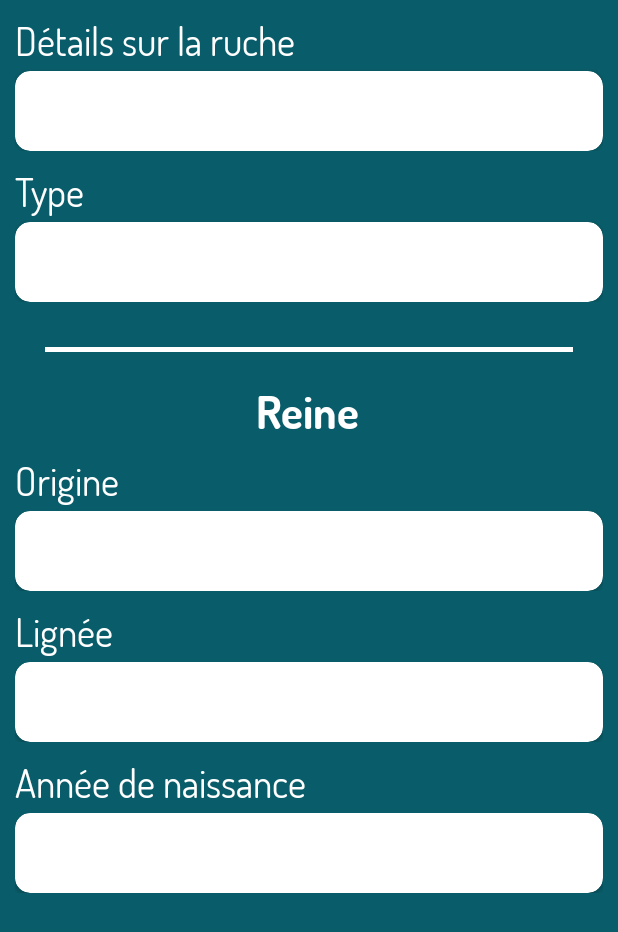
After one commit to Guigz15/Beesness, an Android app: the layout fragment_beehive_details_info.xml on its own in the app's theme, with its tools: preview values and no code run, on a phone screen of 412 x 824 dp. The commit adds this screen. Shown: the top 932 px of the screen. Run offline under Robolectric (Android 15) with nearby library versions, the phone set to English and light mode, and no system bars.

Commit message:
Feat: details and modification of beehive

```diff
--- a/app/src/main/AndroidManifest.xml
+++ b/app/src/main/AndroidManifest.xml
@@ -66,7 +66,7 @@
             android:label="Ajouter un rucher"
             android:theme="@style/Theme.AppCompat.Light" />
         <activity
-            android:name=".controller.AddBeehiveActivity"
+            android:name=".controller.AddUpdateBeehiveActivity"
             android:exported="false"
             android:label="Ajouter une ruche"
             android:theme="@style/Theme.AppCompat.Light" />
--- a/app/src/main/java/com/uqac/beesness/controller/AddBeehiveActivity.java
+++ /dev/null
@@ -1,76 +0,0 @@
-package com.uqac.beesness.controller;
-
-import androidx.appcompat.app.AppCompatActivity;
-
-import android.content.Intent;
-import android.os.Bundle;
-import android.widget.Button;
-import android.widget.EditText;
-import android.widget.Toast;
-
-import com.google.firebase.database.DatabaseReference;
-import com.google.firebase.database.FirebaseDatabase;
-import com.uqac.beesness.MainActivity;
-import com.uqac.beesness.R;
-import com.uqac.beesness.database.DAOBeehives;
-import com.uqac.beesness.model.BeeQueenModel;
-import com.uqac.beesness.model.BeehiveModel;
-import com.uqac.beesness.model.UserModel;
-
-public class AddBeehiveActivity extends AppCompatActivity {
-
-    private EditText beehiveName, beehiveDetails, beehiveType, queenOrigin, queenLine, queenBirthYear;
-    private String idApiary;
-
-    @Override
-    protected void onCreate(Bundle savedInstanceState) {
-        super.onCreate(savedInstanceState);
-        setContentView(R.layout.activity_add_beehive);
-
-        idApiary = getIntent().getStringExtra("idApiary");
-
-        beehiveName = findViewById(R.id.beehiveName);
-        beehiveDetails = findViewById(R.id.beehiveDetails);
-        beehiveType = findViewById(R.id.beehiveType);
-
-        queenOrigin = findViewById(R.id.queenOrigin);
-        queenLine = findViewById(R.id.queenLine);
-        queenBirthYear = findViewById(R.id.queenBirthYear);
-
-        Button saveButton = findViewById(R.id.save_button);
-        saveButton.setOnClickListener(v -> saveBeehive());
-    }
-
-    private void saveBeehive() {
-        String beehiveNameText = beehiveName.getText().toString();
-        String beehiveDetailsText = beehiveDetails.getText().toString();
-        String beehiveTypeText = beehiveType.getText().toString();
-
-        String queenOriginText = queenOrigin.getText().toString();
-        String queenLineText = queenLine.getText().toString();
-        String queenBirthYearText = queenBirthYear.getText().toString();
-
-        if (beehiveNameText.isEmpty()) {
-            beehiveName.setError("Veuillez entrer un nom de ruche");
-            beehiveName.requestFocus();
-        }
-
-        if (!beehiveNameText.isEmpty()) {
-            DAOBeehives daoBeehives = new DAOBeehives();
-            String idBeehive = daoBeehives.getKey();
-
-            BeeQueenModel queen = new BeeQueenModel(queenOriginText, queenLineText, queenBirthYearText);
-            BeehiveModel beehive = new BeehiveModel(idBeehive, beehiveNameText, beehiveTypeText, beehiveDetailsText, idApiary, queen);
-
-            assert idBeehive != null;
-            daoBeehives.add(beehive).addOnCompleteListener(task -> {
-                if (task.isSuccessful()) {
-                    Toast.makeText(this, "Ruche ajoutée", Toast.LENGTH_LONG).show();
-                    finish();
-                } else {
-                    Toast.makeText(this, "Erreur lors de l'ajout de la ruche", Toast.LENGTH_LONG).show();
-                }
-            });
-        }
-    }
-}
--- /dev/null
+++ b/app/src/main/java/com/uqac/beesness/controller/AddUpdateBeehiveActivity.java
@@ -0,0 +1,119 @@
+package com.uqac.beesness.controller;
+
+import androidx.annotation.NonNull;
+import androidx.appcompat.app.AppCompatActivity;
+
+import android.os.Bundle;
+import android.widget.Button;
+import android.widget.EditText;
+import android.widget.Toast;
+
+import com.google.firebase.database.DataSnapshot;
+import com.google.firebase.database.DatabaseError;
+import com.google.firebase.database.ValueEventListener;
+import com.uqac.beesness.R;
+import com.uqac.beesness.database.DAOBeehives;
+import com.uqac.beesness.model.BeeQueenModel;
+import com.uqac.beesness.model.BeehiveModel;
+
+import java.util.HashMap;
+
+public class AddUpdateBeehiveActivity extends AppCompatActivity {
+
+    private EditText beehiveName, beehiveDetails, beehiveType, queenOrigin, queenLine, queenBirthYear;
+    private String idApiary;
+    private DAOBeehives daoBeehives;
+
+    @Override
+    protected void onCreate(Bundle savedInstanceState) {
+        super.onCreate(savedInstanceState);
+        setContentView(R.layout.activity_add_beehive);
+
+        idApiary = getIntent().getStringExtra("idApiary");
+
+        beehiveName = findViewById(R.id.beehiveName);
+        beehiveDetails = findViewById(R.id.beehiveDetails);
+        beehiveType = findViewById(R.id.beehiveType);
+
+        queenOrigin = findViewById(R.id.queenOrigin);
+        queenLine = findViewById(R.id.queenLine);
+        queenBirthYear = findViewById(R.id.queenBirthYear);
+
+        Button saveButton = findViewById(R.id.save_button);
+        saveButton.setOnClickListener(v -> saveBeehive());
+
+        daoBeehives = new DAOBeehives();
+
+        if (getIntent().getStringExtra("idBeehive") != null) {
+            setTitle("Modifier la ruche");
+            String idBeehive = getIntent().getStringExtra("idBeehive");
+            daoBeehives.find(idBeehive).addValueEventListener(new ValueEventListener() {
+                @Override
+                public void onDataChange(@NonNull DataSnapshot snapshot) {
+                    BeehiveModel beehive = snapshot.getChildren().iterator().next().getValue(BeehiveModel.class);
+                    assert beehive != null;
+                    beehiveName.setText(beehive.getName());
+                    beehiveDetails.setText(beehive.getDetails());
+                    beehiveType.setText(beehive.getType());
+                    queenOrigin.setText(beehive.getBeeQueen().getOrigin());
+                    queenLine.setText(beehive.getBeeQueen().getBloodline());
+                    queenBirthYear.setText(String.valueOf(beehive.getBeeQueen().getBirthYear()));
+                }
+
+                @Override
+                public void onCancelled(@NonNull DatabaseError error) {
+                }
+            });
+        }
+    }
+
+    private void saveBeehive() {
+        String beehiveNameText = beehiveName.getText().toString();
+        String beehiveDetailsText = beehiveDetails.getText().toString();
+        String beehiveTypeText = beehiveType.getText().toString();
+
+        String queenOriginText = queenOrigin.getText().toString();
+        String queenLineText = queenLine.getText().toString();
+        String queenBirthYearText = queenBirthYear.getText().toString();
+
+        if (beehiveNameText.isEmpty()) {
+            beehiveName.setError("Veuillez entrer un nom de ruche");
+            beehiveName.requestFocus();
+        }
+
+        if (!beehiveNameText.isEmpty()) {
+            if (getIntent().getStringExtra("idBeehive") == null) {
+                String idBeehive = daoBeehives.getKey();
+                assert idBeehive != null;
+                BeeQueenModel queen = new BeeQueenModel(queenOriginText, queenLineText, queenBirthYearText);
+                BeehiveModel beehive = new BeehiveModel(idBeehive, beehiveNameText, beehiveTypeText, beehiveDetailsText, idApiary, queen);
+                daoBeehives.add(beehive).addOnCompleteListener(task -> {
+                    if (task.isSuccessful()) {
+                        Toast.makeText(this, "Ruche ajoutée", Toast.LENGTH_LONG).show();
+                        finish();
+                    } else {
+                        Toast.makeText(this, "Erreur lors de l'ajout de la ruche", Toast.LENGTH_LONG).show();
+                    }
+                });
+            } else {
+                String idBeehive = getIntent().getStringExtra("idBeehive");
+                assert idBeehive != null;
+                HashMap<String, Object> beehiveUpdateMap = new HashMap<>();
+                beehiveUpdateMap.put("name", beehiveNameText);
+                beehiveUpdateMap.put("details", beehiveDetailsText);
+                beehiveUpdateMap.put("type", beehiveTypeText);
+                beehiveUpdateMap.put("beeQueen/origin", queenOriginText);
+                beehiveUpdateMap.put("beeQueen/bloodline", queenLineText);
+                beehiveUpdateMap.put("beeQueen/birthYear", queenBirthYearText);
+                daoBeehives.update(idBeehive, beehiveUpdateMap).addOnCompleteListener(task -> {
+                    if (task.isSuccessful()) {
+                        Toast.makeText(this, "Ruche modifiée", Toast.LENGTH_LONG).show();
+                        finish();
+                    } else {
+                        Toast.makeText(this, "Erreur lors de la modification de la ruche", Toast.LENGTH_LONG).show();
+                    }
+                });
+            }
+        }
+    }
+}
--- a/app/src/main/java/com/uqac/beesness/controller/ApiaryDetailsMainFragment.java
+++ b/app/src/main/java/com/uqac/beesness/controller/ApiaryDetailsMainFragment.java
@@ -12,20 +12,14 @@ import android.view.LayoutInflater;
 import android.view.View;
 import android.view.ViewGroup;
 import android.widget.ImageButton;
-import android.widget.Toast;
 
 import com.firebase.ui.database.FirebaseRecyclerOptions;
-import com.google.firebase.database.DataSnapshot;
-import com.google.firebase.database.DatabaseError;
 import com.google.firebase.database.DatabaseReference;
 import com.google.firebase.database.FirebaseDatabase;
 import com.google.firebase.database.Query;
-import com.google.firebase.database.ValueEventListener;
 import com.uqac.beesness.R;
 import com.uqac.beesness.databinding.FragmentApiaryDetailsMainBinding;
 import com.uqac.beesness.model.BeehiveModel;
-
-import java.util.Objects;
 
 public class ApiaryDetailsMainFragment extends Fragment {
 
@@ -42,7 +36,7 @@ public class ApiaryDetailsMainFragment extends Fragment {
 
         addBeehiveButton = binding.imageButton;
         addBeehiveButton.setOnClickListener(v -> {
-            Intent intent = new Intent(getActivity(), AddBeehiveActivity.class);
+            Intent intent = new Intent(getActivity(), AddUpdateBeehiveActivity.class);
             intent.putExtra("idApiary", idApiary);
             startActivity(intent);
         });
--- a/app/src/main/java/com/uqac/beesness/controller/BeehiveDetailsActivity.java
+++ b/app/src/main/java/com/uqac/beesness/controller/BeehiveDetailsActivity.java
@@ -5,6 +5,7 @@ import androidx.appcompat.app.AppCompatActivity;
 import androidx.fragment.app.FragmentManager;
 import androidx.fragment.app.FragmentTransaction;
 
+import android.content.Intent;
 import android.os.Bundle;
 import android.widget.ImageButton;
 import android.widget.TextView;
@@ -14,13 +15,14 @@ import com.google.firebase.database.DatabaseError;
 import com.google.firebase.database.ValueEventListener;
 import com.uqac.beesness.R;
 import com.uqac.beesness.database.DAOBeehives;
+import com.uqac.beesness.model.BeeQueenModel;
 import com.uqac.beesness.model.BeehiveModel;
 
 public class BeehiveDetailsActivity extends AppCompatActivity {
 
     private String idBeehive;
     private TextView beehiveNameTextView;
-    private ImageButton infoButton;
+    private ImageButton infoButton, editButton;
 
     @Override
     protected void onCreate(Bundle savedInstanceState) {
@@ -28,6 +30,7 @@ public class BeehiveDetailsActivity extends AppCompatActivity {
         setContentView(R.layout.activity_beehive_details);
 
         beehiveNameTextView = findViewById(R.id.title_text);
+        infoButton = findViewById(R.id.informations);
 
         idBeehive = getIntent().getStringExtra("idBeehive");
         DAOBeehives daoBeehives = new DAOBeehives();
@@ -43,8 +46,7 @@ public class BeehiveDetailsActivity extends AppCompatActivity {
             public void onCancelled(@NonNull DatabaseError error) { }
         });
 
-        infoButton = findViewById(R.id.informations);
-        /*infoButton.setOnClickListener(v -> {
+        infoButton.setOnClickListener(v -> {
             FragmentManager fragmentManager = getSupportFragmentManager();
             FragmentTransaction fragmentTransaction = getSupportFragmentManager().beginTransaction();
             fragmentTransaction.setTransition(FragmentTransaction.TRANSIT_FRAGMENT_FADE);
@@ -52,13 +54,20 @@ public class BeehiveDetailsActivity extends AppCompatActivity {
             BeehiveDetailsMainFragment beehiveDetailsMainFragment = (BeehiveDetailsMainFragment) fragmentManager.findFragmentByTag("main");
             if (beehiveDetailsMainFragment != null && beehiveDetailsMainFragment.isVisible()) {
                 infoButton.setImageResource(R.drawable.ic_baseline_info_48);
-                fragmentTransaction.replace(R.id.fragment_container, new BeehiveDetailsInformationsFragment(), "informations");
+                fragmentTransaction.replace(R.id.fragment_container, new BeehiveDetailsInfoFragment(), "informations");
             } else {
                 infoButton.setImageResource(R.drawable.ic_outline_info_48);
                 fragmentTransaction.replace(R.id.fragment_container, new BeehiveDetailsMainFragment(), "main");
             }
             fragmentTransaction.commit();
-        });*/
+        });
+
+        editButton = findViewById(R.id.edit_button);
+        editButton.setOnClickListener(v -> {
+            Intent intent = new Intent(this, AddUpdateBeehiveActivity.class);
+            intent.putExtra("idBeehive", idBeehive);
+            startActivity(intent);
+        });
     }
 
     public String getIdBeehive() {
--- /dev/null
+++ b/app/src/main/java/com/uqac/beesness/controller/BeehiveDetailsInfoFragment.java
@@ -0,0 +1,41 @@
+package com.uqac.beesness.controller;
+
+import android.os.Bundle;
+import android.view.LayoutInflater;
+import android.view.View;
+import android.view.ViewGroup;
+
+import androidx.annotation.NonNull;
+import androidx.fragment.app.Fragment;
+
+import com.google.firebase.database.DatabaseReference;
+import com.google.firebase.database.FirebaseDatabase;
+import com.uqac.beesness.databinding.FragmentBeehiveDetailsInfoBinding;
+
+import java.util.Objects;
+
+public class BeehiveDetailsInfoFragment extends Fragment {
+
+    private FragmentBeehiveDetailsInfoBinding binding;
+
+    @Override
+    public View onCreateView(@NonNull LayoutInflater inflater, ViewGroup container, Bundle savedInstanceState) {
+        binding = FragmentBeehiveDetailsInfoBinding.inflate(inflater, container, false);
+        View root = binding.getRoot();
+
+        String idBeehive = ((BeehiveDetailsActivity) requireActivity()).getIdBeehive();
+
+        DatabaseReference beehivesRef = FirebaseDatabase.getInstance().getReference("Beehives");
+        beehivesRef.child(idBeehive).get().addOnCompleteListener(task -> {
+            if (task.isSuccessful()) {
+                binding.beehiveDetailsText.setText(Objects.requireNonNull(task.getResult().child("details").getValue()).toString());
+                binding.beehiveTypeText.setText(Objects.requireNonNull(task.getResult().child("type").getValue()).toString());
+                binding.queenOriginText.setText(Objects.requireNonNull(task.getResult().child("beeQueen").child("origin").getValue()).toString());
+                binding.ligneText.setText(Objects.requireNonNull(task.getResult().child("beeQueen").child("bloodline").getValue()).toString());
+                binding.queenYearText.setText(Objects.requireNonNull(task.getResult().child("beeQueen").child("birthYear").getValue()).toString());
+            }
+        });
+
+        return root;
+    }
+}
--- a/app/src/main/java/com/uqac/beesness/model/BeeQueenModel.java
+++ b/app/src/main/java/com/uqac/beesness/model/BeeQueenModel.java
@@ -26,4 +26,8 @@ public class BeeQueenModel {
     public String getBloodline() { return bloodline; }
 
     public void setBloodline(String bloodline) { this.bloodline = bloodline; }
+
+    public boolean isEmpty() {
+        return birthYear.isEmpty() && origin.isEmpty() && bloodline.isEmpty();
+    }
 }
--- a/app/src/main/res/layout/activity_add_beehive.xml
+++ b/app/src/main/res/layout/activity_add_beehive.xml
@@ -5,7 +5,7 @@
     android:layout_width="match_parent"
     android:layout_height="match_parent"
     android:background="@color/main_blue"
-    tools:context=".controller.AddBeehiveActivity">
+    tools:context=".controller.AddUpdateBeehiveActivity">
 
     <LinearLayout
         android:id="@+id/linearLayout"
--- /dev/null
+++ b/app/src/main/res/layout/fragment_beehive_details_info.xml
@@ -0,0 +1,226 @@
+<?xml version="1.0" encoding="utf-8"?>
+<androidx.constraintlayout.widget.ConstraintLayout xmlns:android="http://schemas.android.com/apk/res/android"
+    xmlns:app="http://schemas.android.com/apk/res-auto"
+    xmlns:tools="http://schemas.android.com/tools"
+    android:layout_width="match_parent"
+    android:layout_height="match_parent"
+    android:background="@color/main_blue">
+
+    <LinearLayout
+        android:id="@+id/details_linear_layout"
+        android:layout_width="match_parent"
+        android:layout_height="wrap_content"
+        android:layout_marginStart="10dp"
+        android:layout_marginTop="10dp"
+        android:layout_marginEnd="10dp"
+        android:orientation="vertical"
+        app:layout_constraintEnd_toEndOf="parent"
+        app:layout_constraintStart_toStartOf="parent"
+        app:layout_constraintTop_toTopOf="parent">
+
+        <TextView
+            android:id="@+id/textView8"
+            android:layout_width="match_parent"
+            android:layout_height="wrap_content"
+            android:layout_marginBottom="3dp"
+            android:fontFamily="@font/dosis_book"
+            android:text="@string/details_beehive"
+            android:textColor="@color/white"
+            android:textSize="26sp" />
+
+        <androidx.cardview.widget.CardView
+            android:layout_width="match_parent"
+            android:layout_height="match_parent"
+            app:cardCornerRadius="10dp"
+            app:contentPadding="10dp">
+
+            <TextView
+                android:id="@+id/beehive_details_text"
+                android:layout_width="wrap_content"
+                android:layout_height="wrap_content"
+                android:fontFamily="@font/dosis_book"
+                android:textColor="@color/writing_color"
+                android:textSize="26sp" />
+        </androidx.cardview.widget.CardView>
+    </LinearLayout>
+
+    <LinearLayout
+        android:id="@+id/beehive_type_linear_layout"
+        android:layout_width="match_parent"
+        android:layout_height="wrap_content"
+        android:layout_marginStart="10dp"
+        android:layout_marginTop="10dp"
+        android:layout_marginEnd="10dp"
+        android:orientation="vertical"
+        app:layout_constraintEnd_toEndOf="parent"
+        app:layout_constraintStart_toStartOf="parent"
+        app:layout_constraintTop_toBottomOf="@+id/details_linear_layout">
+
+        <TextView
+            android:id="@+id/textView10"
+            android:layout_width="match_parent"
+            android:layout_height="wrap_content"
+            android:layout_marginBottom="3dp"
+            android:fontFamily="@font/dosis_book"
+            android:text="@string/type"
+            android:textColor="@color/white"
+            android:textSize="26sp" />
+
+        <androidx.cardview.widget.CardView
+            android:layout_width="match_parent"
+            android:layout_height="match_parent"
+            app:cardCornerRadius="10dp"
+            app:contentPadding="10dp">
+
+            <TextView
+                android:id="@+id/beehive_type_text"
+                android:layout_width="wrap_content"
+                android:layout_height="wrap_content"
+                android:fontFamily="@font/dosis_book"
+                android:textColor="@color/writing_color"
+                android:textSize="26sp" />
+        </androidx.cardview.widget.CardView>
+
+    </LinearLayout>
+
+    <View
+        android:id="@+id/divider3"
+        android:layout_width="match_parent"
+        android:layout_height="3dp"
+        android:layout_marginStart="30dp"
+        android:layout_marginTop="30dp"
+        android:layout_marginEnd="30dp"
+        android:background="@color/white"
+        app:layout_constraintEnd_toEndOf="parent"
+        app:layout_constraintStart_toStartOf="parent"
+        app:layout_constraintTop_toBottomOf="@+id/beehive_type_linear_layout" />
+
+    <TextView
+        android:id="@+id/textView5"
+        android:layout_width="wrap_content"
+        android:layout_height="wrap_content"
+        android:layout_marginTop="20dp"
+        android:fontFamily="@font/dosis_bold"
+        android:text="@string/queen"
+        android:textColor="@color/white"
+        android:textSize="30sp"
+        app:layout_constraintEnd_toEndOf="parent"
+        app:layout_constraintHorizontal_bias="0.498"
+        app:layout_constraintStart_toStartOf="parent"
+        app:layout_constraintTop_toBottomOf="@+id/divider3" />
+
+    <LinearLayout
+        android:id="@+id/origin_linear_layout"
+        android:layout_width="match_parent"
+        android:layout_height="wrap_content"
+        android:layout_marginStart="10dp"
+        android:layout_marginTop="10dp"
+        android:layout_marginEnd="10dp"
+        android:orientation="vertical"
+        app:layout_constraintEnd_toEndOf="parent"
+        app:layout_constraintStart_toStartOf="parent"
+        app:layout_constraintTop_toBottomOf="@+id/textView5">
+
+        <TextView
+            android:id="@+id/textView9"
+            android:layout_width="match_parent"
+            android:layout_height="wrap_content"
+            android:layout_marginBottom="3dp"
+            android:fontFamily="@font/dosis_book"
+            android:text="@string/queen_origin"
+            android:textColor="@color/white"
+            android:textSize="26sp" />
+
+        <androidx.cardview.widget.CardView
+            android:layout_width="match_parent"
+            android:layout_height="match_parent"
+            app:cardCornerRadius="10dp"
+            app:contentPadding="10dp">
+
+            <TextView
+                android:id="@+id/queen_origin_text"
+                android:layout_width="wrap_content"
+                android:layout_height="wrap_content"
+                android:fontFamily="@font/dosis_book"
+                android:textColor="@color/writing_color"
+                android:textSize="26sp" />
+        </androidx.cardview.widget.CardView>
+    </LinearLayout>
+
+    <LinearLayout
+        android:id="@+id/lignee_linear_layout"
+        android:layout_width="match_parent"
+        android:layout_height="wrap_content"
+        android:layout_marginStart="10dp"
+        android:layout_marginTop="10dp"
+        android:layout_marginEnd="10dp"
+        android:orientation="vertical"
+        app:layout_constraintEnd_toEndOf="parent"
+        app:layout_constraintStart_toStartOf="parent"
+        app:layout_constraintTop_toBottomOf="@+id/origin_linear_layout">
+
+        <TextView
+            android:id="@+id/textView11"
+            android:layout_width="match_parent"
+            android:layout_height="wrap_content"
+            android:layout_marginBottom="3dp"
+            android:fontFamily="@font/dosis_book"
+            android:text="@string/queen_lignee"
+            android:textColor="@color/white"
+            android:textSize="26sp" />
+
+        <androidx.cardview.widget.CardView
+            android:layout_width="match_parent"
+            android:layout_height="match_parent"
+            app:cardCornerRadius="10dp"
+            app:contentPadding="10dp">
+
+            <TextView
+                android:id="@+id/ligne_text"
+                android:layout_width="wrap_content"
+                android:layout_height="wrap_content"
+                android:fontFamily="@font/dosis_book"
+                android:textColor="@color/writing_color"
+                android:textSize="26sp" />
+        </androidx.cardview.widget.CardView>
+    </LinearLayout>
+
+    <LinearLayout
+        android:id="@+id/birth_year_linear_layout"
+        android:layout_width="match_parent"
+        android:layout_height="wrap_content"
+        android:layout_marginStart="10dp"
+        android:layout_marginTop="10dp"
+        android:layout_marginEnd="10dp"
+        android:orientation="vertical"
+        app:layout_constraintEnd_toEndOf="parent"
+        app:layout_constraintStart_toStartOf="parent"
+        app:layout_constraintTop_toBottomOf="@+id/lignee_linear_layout">
+
+        <TextView
+            android:id="@+id/textView12"
+            android:layout_width="match_parent"
+            android:layout_height="wrap_content"
+            android:layout_marginBottom="3dp"
+            android:fontFamily="@font/dosis_book"
+            android:text="@string/queen_year"
+            android:textColor="@color/white"
+            android:textSize="26sp" />
+
+        <androidx.cardview.widget.CardView
+            android:layout_width="match_parent"
+            android:layout_height="match_parent"
+            app:cardCornerRadius="10dp"
+            app:contentPadding="10dp">
+
+            <TextView
+                android:id="@+id/queen_year_text"
+                android:layout_width="wrap_content"
+                android:layout_height="wrap_content"
+                android:fontFamily="@font/dosis_book"
+                android:textColor="@color/writing_color"
+                android:textSize="26sp" />
+        </androidx.cardview.widget.CardView>
+    </LinearLayout>
+
+</androidx.constraintlayout.widget.ConstraintLayout>
--- a/app/src/main/res/values/strings.xml
+++ b/app/src/main/res/values/strings.xml
@@ -93,4 +93,7 @@
     <string name="frame_number_hint">Nombre de cadre</string>
     <string name="add_honey_super_button">Ajouter</string>
     <string name="cancel_honey_super_button">Annuler</string>
+    <string name="details_beehive">Détails sur la ruche</string>
+    <string name="type">Type</string>
+    <string name="queen">Reine</string>
 </resources>
```
